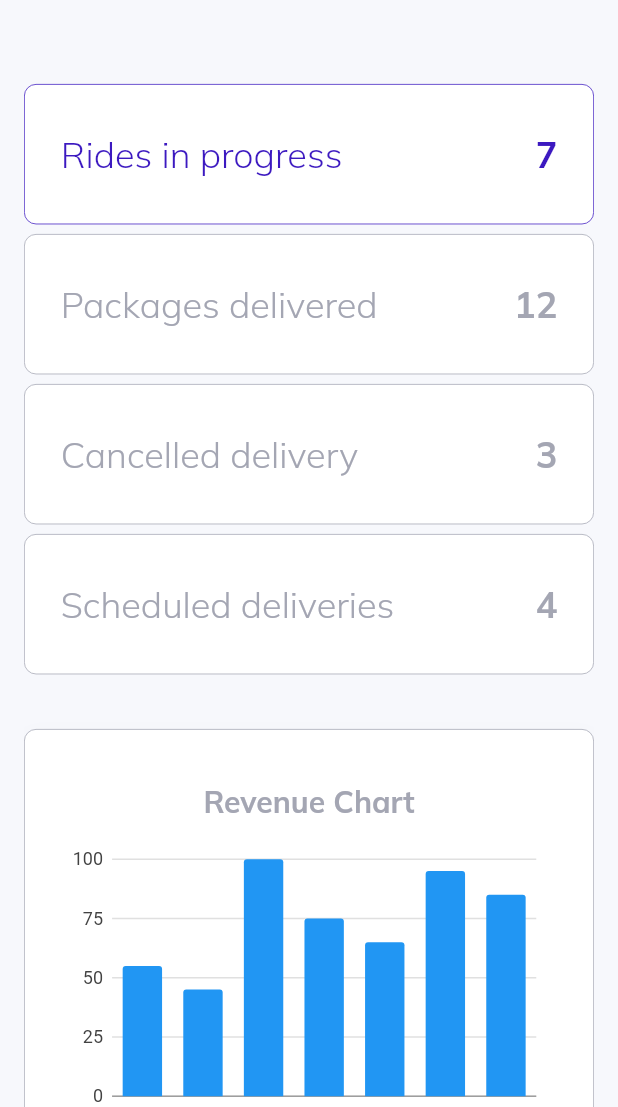
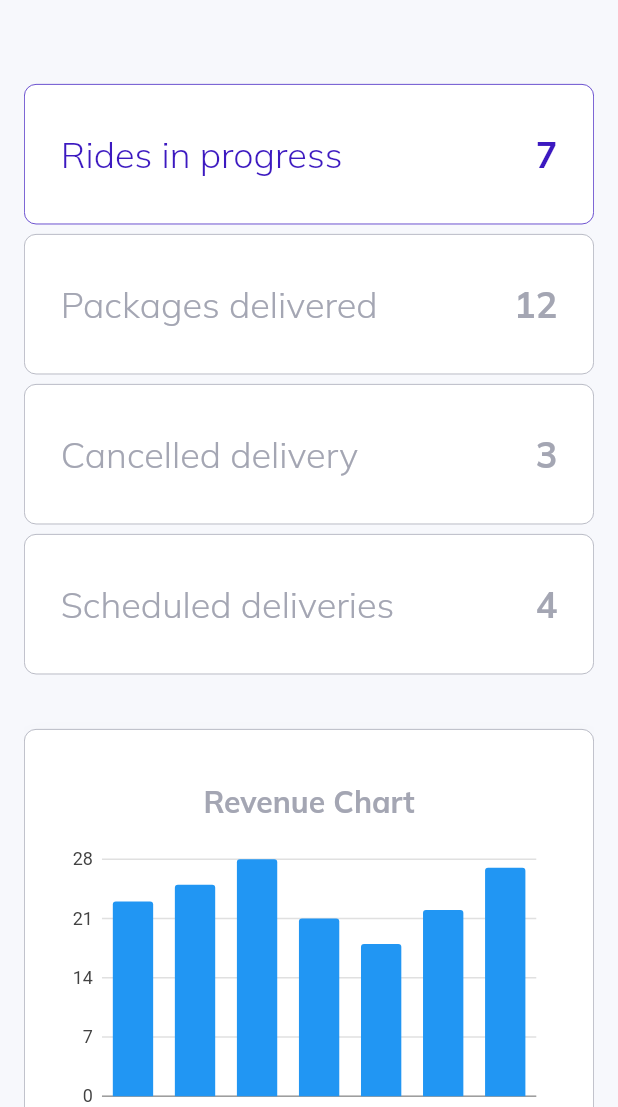
Before and after one commit to mustafasmnc/flutter_web_dashboard_template, a Flutter app: the screen it shows after launch, on a phone screen of 412 x 824 dp, the part 129-1236 px from its top. Run offline on Flutter 3.47's test engine with Material 2 defaults, Android fonts, the phone set to English and light mode, and no system bars; our stand-ins replace charts_flutter, data_table_2, get, google_fonts; missing offline and left inert: dart:js.

```diff
--- a/lib/pages/overview/overview.dart
+++ b/lib/pages/overview/overview.dart
@@ -2,6 +2,7 @@ import 'package:flutter/material.dart';
 import 'package:get/get.dart';
 import 'package:web_dashboard/constants/controller.dart';
 import 'package:web_dashboard/helpers/responsiveness.dart';
+import 'package:web_dashboard/pages/overview/widgets/avaliable_drivers.dart';
 import 'package:web_dashboard/pages/overview/widgets/overview_cards_large.dart';
 import 'package:web_dashboard/pages/overview/widgets/overview_cards_medium.dart';
 import 'package:web_dashboard/pages/overview/widgets/overview_cards_small.dart';
@@ -41,7 +42,9 @@ class OverViewPage extends StatelessWidget {
             if (!ResponsiveWidget.isSmallScreen(context))
               RevenueSectionLarge()
             else
-              RevenueSectionSmall()
+              RevenueSectionSmall(),
+
+            AvaliableDrivers()
           ],
         ))
       ],
--- a/lib/pages/overview/widgets/bar_chart.dart
+++ b/lib/pages/overview/widgets/bar_chart.dart
@@ -28,13 +28,13 @@ class SimpleBarChart extends StatelessWidget {
   /// Create one series with sample hard coded data.
   static List<charts.Series<OrdinalSales, String>> _createSampleData() {
     final data = [
-      new OrdinalSales('Today', 55),
-      new OrdinalSales('Yesterday', 45),
-      new OrdinalSales('12 Jan', 100),
-      new OrdinalSales('11 Jan', 75),
-      new OrdinalSales('10 Jan', 65),
-      new OrdinalSales('9 Jan', 95),
-      new OrdinalSales('8 Jan', 85),
+      new OrdinalSales('Today', 23),
+      new OrdinalSales('Yesterday', 25),
+      new OrdinalSales('12 Jan', 28),
+      new OrdinalSales('11 Jan', 21),
+      new OrdinalSales('10 Jan', 18),
+      new OrdinalSales('9 Jan', 22),
+      new OrdinalSales('8 Jan', 27),
     ];
 
     return [
--- a/lib/pages/overview/widgets/revenue_section_large.dart
+++ b/lib/pages/overview/widgets/revenue_section_large.dart
@@ -60,7 +60,7 @@ class RevenueSectionLarge extends StatelessWidget {
                   ),
                   RevenueInfo(
                     title: "Last 7 days",
-                    amount: "155",
+                    amount: "164",
                   ),
                 ],
               ),
@@ -69,11 +69,11 @@ class RevenueSectionLarge extends StatelessWidget {
                 children: [
                   RevenueInfo(
                     title: "Last 30 days",
-                    amount: "1256",
+                    amount: "656",
                   ),
                   RevenueInfo(
                     title: "Last 12 months",
-                    amount: "8239",
+                    amount: "7887",
                   ),
                 ],
               ),
```
Also changed, not shown: lib/pages/overview/widgets/avaliable_drivers.dart (added, +116 -0 lines).
